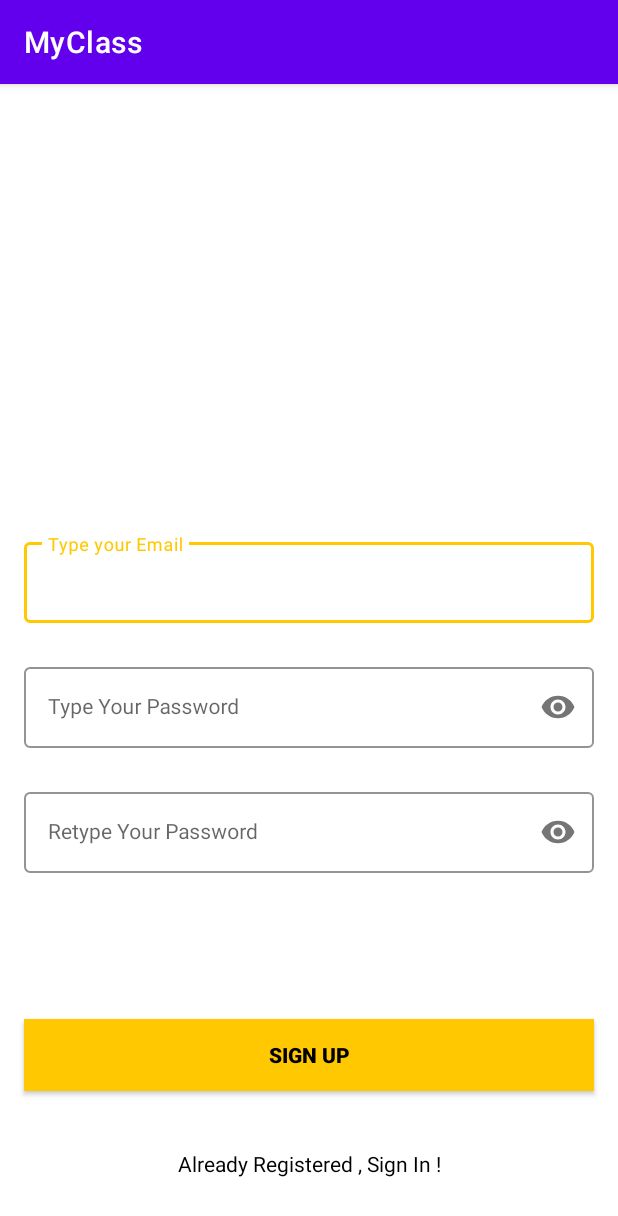
After one commit to Rom2-ls/MyClass, an Android app: the SignUpActivity screen opened directly, with no data from a screen before it, on a phone screen of 412 x 824 dp. The commit adds this screen. Shown: the top 1216 px of the screen. Run offline under Robolectric (Android 15) with nearby library versions, the phone set to English and light mode, and no system bars; our stand-ins replace Firebase (no records; nobody signed in at launch, a user with empty details on screens opened directly).

Commit message:
Add signin and signup activity.

```diff
--- /dev/null
+++ b/app/src/main/java/com/example/myclass/SignUpActivity.kt
@@ -0,0 +1,53 @@
+package com.example.myclass
+
+import android.content.Intent
+import android.os.Bundle
+import android.widget.Toast
+import androidx.appcompat.app.AppCompatActivity
+import com.example.myclass.databinding.ActivitySignUpBinding
+import com.google.firebase.auth.FirebaseAuth
+
+class SignUpActivity : AppCompatActivity() {
+
+    private lateinit var binding: ActivitySignUpBinding
+    private lateinit var firebaseAuth: FirebaseAuth
+
+    override fun onCreate(savedInstanceState: Bundle?) {
+        super.onCreate(savedInstanceState)
+
+        binding = ActivitySignUpBinding.inflate(layoutInflater)
+        setContentView(binding.root)
+
+        firebaseAuth = FirebaseAuth.getInstance()
+
+        binding.textView.setOnClickListener {
+            val intent = Intent(this, SignInActivity::class.java)
+            startActivity(intent)
+        }
+        binding.button.setOnClickListener {
+            val email = binding.emailEt.text.toString()
+            val pass = binding.passET.text.toString()
+            val confirmPass = binding.confirmPassEt.text.toString()
+
+            if (email.isNotEmpty() && pass.isNotEmpty() && confirmPass.isNotEmpty()) {
+                if (pass == confirmPass) {
+
+                    firebaseAuth.createUserWithEmailAndPassword(email, pass).addOnCompleteListener {
+                        if (it.isSuccessful) {
+                            val intent = Intent(this, SignInActivity::class.java)
+                            startActivity(intent)
+                        } else {
+                            Toast.makeText(this, it.exception.toString(), Toast.LENGTH_SHORT).show()
+
+                        }
+                    }
+                } else {
+                    Toast.makeText(this, "Password is not matching", Toast.LENGTH_SHORT).show()
+                }
+            } else {
+                Toast.makeText(this, "Empty Fields Are not Allowed !!", Toast.LENGTH_SHORT).show()
+
+            }
+        }
+    }
+}
--- /dev/null
+++ b/app/src/main/res/layout/activity_sign_up.xml
@@ -0,0 +1,107 @@
+<?xml version="1.0" encoding="utf-8"?>
+<androidx.constraintlayout.widget.ConstraintLayout xmlns:android="http://schemas.android.com/apk/res/android"
+    xmlns:app="http://schemas.android.com/apk/res-auto"
+    xmlns:tools="http://schemas.android.com/tools"
+    android:layout_width="match_parent"
+    android:layout_height="match_parent"
+    android:background="@color/white"
+    tools:context=".SignUpActivity">
+
+
+    <com.google.android.material.textfield.TextInputLayout
+        android:id="@+id/emailLayout"
+        style="@style/LoginTextInputOuterFieldStyle"
+        android:layout_width="match_parent"
+        android:layout_height="wrap_content"
+        android:layout_marginHorizontal="16dp"
+        android:layout_marginTop="300dp"
+        app:boxStrokeColor="@color/yellow"
+        app:hintTextColor="@color/yellow"
+        app:layout_constraintEnd_toEndOf="parent"
+        app:layout_constraintHorizontal_bias="0.5"
+        app:layout_constraintStart_toStartOf="parent"
+        app:layout_constraintTop_toTopOf="parent">
+
+        <com.google.android.material.textfield.TextInputEditText
+            android:id="@+id/emailEt"
+            style="@style/LoginTextInputInnerFieldStyle"
+            android:layout_width="match_parent"
+            android:layout_height="wrap_content"
+            android:hint="Type your Email"
+            android:inputType="textEmailAddress" />
+    </com.google.android.material.textfield.TextInputLayout>
+
+    <com.google.android.material.textfield.TextInputLayout
+        android:id="@+id/passwordLayout"
+        style="@style/LoginTextInputOuterFieldStyle"
+        android:layout_width="match_parent"
+        android:layout_height="wrap_content"
+        android:layout_marginHorizontal="16dp"
+        android:layout_marginTop="24dp"
+        app:boxStrokeColor="@color/yellow"
+        app:hintTextColor="@color/yellow"
+        app:layout_constraintEnd_toEndOf="parent"
+        app:layout_constraintHorizontal_bias="0.5"
+        app:layout_constraintStart_toStartOf="parent"
+        app:layout_constraintTop_toBottomOf="@id/emailLayout"
+        app:passwordToggleEnabled="true">
+
+        <com.google.android.material.textfield.TextInputEditText
+            android:id="@+id/passET"
+            style="@style/LoginTextInputInnerFieldStyle"
+            android:layout_width="match_parent"
+            android:layout_height="wrap_content"
+            android:hint="Type Your Password"
+            android:inputType="textPassword" />
+    </com.google.android.material.textfield.TextInputLayout>
+
+    <com.google.android.material.textfield.TextInputLayout
+        android:id="@+id/confirmPasswordLayout"
+        style="@style/LoginTextInputOuterFieldStyle"
+        android:layout_width="match_parent"
+        android:layout_height="wrap_content"
+        android:layout_marginHorizontal="16dp"
+        android:layout_marginTop="24dp"
+        app:boxStrokeColor="@color/yellow"
+        app:hintTextColor="@color/yellow"
+        app:layout_constraintEnd_toEndOf="parent"
+        app:layout_constraintHorizontal_bias="0.5"
+        app:layout_constraintStart_toStartOf="parent"
+        app:layout_constraintTop_toBottomOf="@id/passwordLayout"
+        app:passwordToggleEnabled="true">
+
+        <com.google.android.material.textfield.TextInputEditText
+            android:id="@+id/confirmPassEt"
+            style="@style/LoginTextInputInnerFieldStyle"
+            android:layout_width="match_parent"
+            android:layout_height="wrap_content"
+            android:hint="Retype Your Password"
+            android:inputType="textPassword" />
+    </com.google.android.material.textfield.TextInputLayout>
+
+    <androidx.appcompat.widget.AppCompatButton
+        android:id="@+id/button"
+        android:layout_width="0dp"
+        android:layout_height="wrap_content"
+        android:layout_marginHorizontal="16dp"
+        android:background="@color/yellow"
+        android:text="Sign Up"
+        android:textColor="@color/black"
+        android:textStyle="bold"
+        app:layout_constraintBottom_toBottomOf="parent"
+        app:layout_constraintEnd_toEndOf="parent"
+        app:layout_constraintHorizontal_bias="0.5"
+        app:layout_constraintStart_toStartOf="parent"
+        app:layout_constraintTop_toBottomOf="@+id/confirmPasswordLayout" />
+    <TextView
+        android:id="@+id/textView"
+        android:layout_width="wrap_content"
+        android:layout_height="wrap_content"
+        android:textColor="@color/black"
+        android:text="Already Registered , Sign In !"
+        app:layout_constraintBottom_toBottomOf="parent"
+        app:layout_constraintEnd_toEndOf="parent"
+        app:layout_constraintHorizontal_bias="0.5"
+        app:layout_constraintStart_toStartOf="parent"
+        app:layout_constraintTop_toBottomOf="@+id/button" />
+</androidx.constraintlayout.widget.ConstraintLayout>
--- a/app/src/main/res/values/colors.xml
+++ b/app/src/main/res/values/colors.xml
@@ -7,4 +7,5 @@
     <color name="teal_700">#FF018786</color>
     <color name="black">#FF000000</color>
     <color name="white">#FFFFFFFF</color>
+    <color name="yellow">#FFC801</color>
 </resources>
--- a/app/src/main/res/values/themes.xml
+++ b/app/src/main/res/values/themes.xml
@@ -10,7 +10,28 @@
         <item name="colorSecondaryVariant">@color/teal_700</item>
         <item name="colorOnSecondary">@color/black</item>
         <!-- Status bar color. -->
-        <item name="android:statusBarColor">?attr/colorPrimaryVariant</item>
+        <item name="android:statusBarColor" tools:targetApi="l">@color/yellow</item>
         <!-- Customize your theme here. -->
     </style>
+
+    <style name="LoginTextInputOuterFieldStyle" parent="Widget.MaterialComponents.TextInputLayout.OutlinedBox">
+        <item name="android:layout_width">match_parent</item>
+        <item name="android:layout_height">wrap_content</item>
+        <item name="android:layout_marginTop">15dp</item>
+        <item name="android:layout_marginBottom">15dp</item>
+    </style>
+
+    <style name="LoginTextInputInnerFieldStyle" parent="Widget.MaterialComponents.TextInputLayout.OutlinedBox">
+        <item name="android:layout_width">match_parent</item>
+        <item name="android:layout_height">wrap_content</item>
+        <item name="android:textColor">@color/black</item>
+        <item name="android:textColorHint">@color/black</item>
+        <item name="android:maxLines">1</item>
+        <item name="android:textSize">14sp</item>
+        <item name="android:singleLine">true</item>
+    </style>
+    <style name="Theme.MyClass.NoActionBar">
+        <item name="windowActionBar">false</item>
+        <item name="windowNoTitle">true</item>
+    </style>
 </resources>
--- a/build.gradle
+++ b/build.gradle
@@ -1,6 +1,12 @@
+buildscript {
+    dependencies {
+        classpath 'com.google.gms:google-services:4.3.13'
+    }
+}
 // Top-level build file where you can add configuration options common to all sub-projects/modules.
 plugins {
     id 'com.android.application' version '7.3.1' apply false
     id 'com.android.library' version '7.3.1' apply false
     id 'org.jetbrains.kotlin.android' version '1.7.20' apply false
+    id 'com.google.gms.google-services' version '4.3.13' apply false
 }
```
Also changed, not shown: app/build.gradle (+9 -0 lines), app/src/main/AndroidManifest.xml (+14 -0 lines), app/src/main/java/com/example/myclass/MainActivity.kt (+14 -3 lines), app/src/main/java/com/example/myclass/SignInActivity.kt (added, +57 -0 lines), app/src/main/res/layout/activity_sign_in.xml (added, +85 -0 lines), 1 other file.
